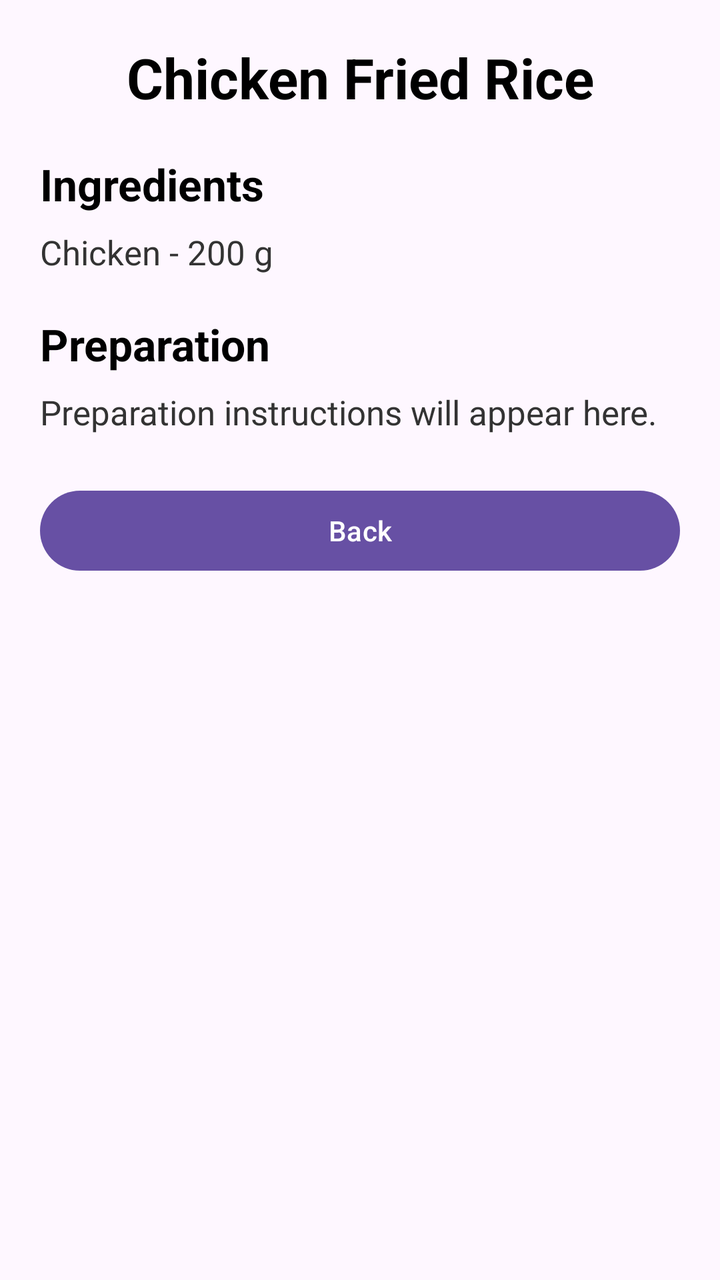
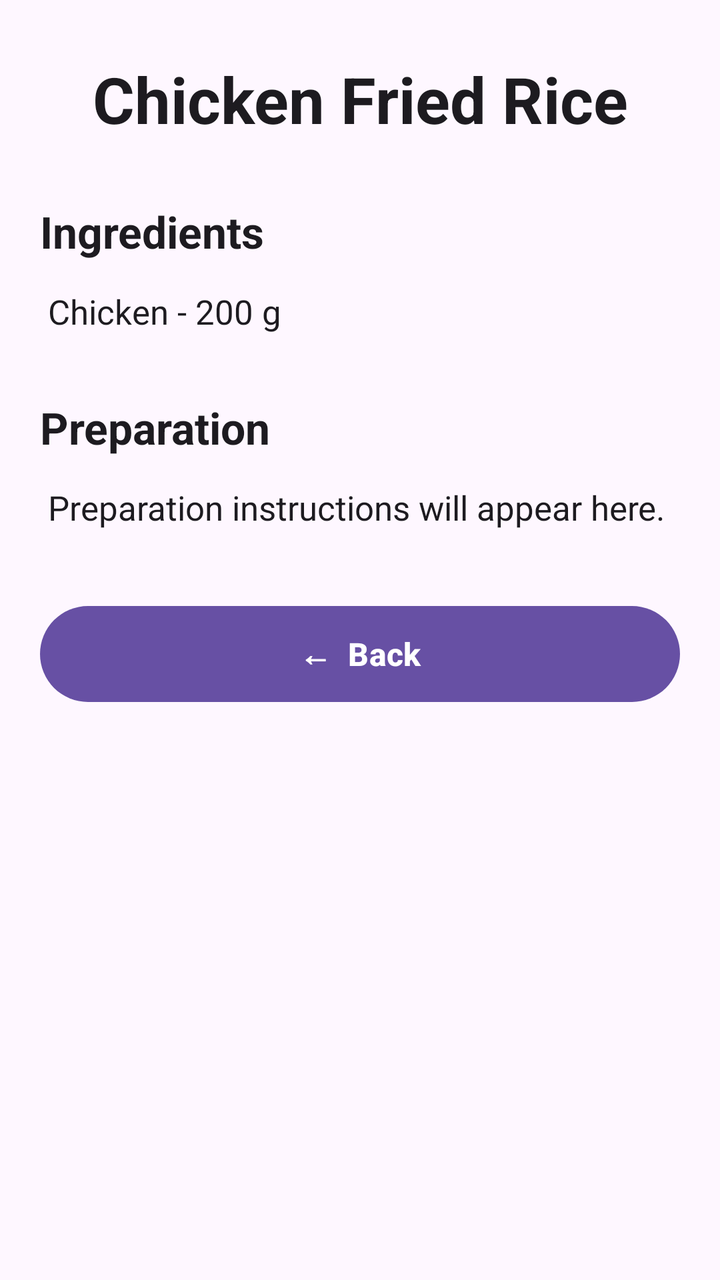

An Android layout rendered at two revisions. The XML below is the earlier revision; the diff shows what the commit changed to produce the second picture.
<!-- AndroidManifest.xml: application theme Theme.SmartPantryManager -->
<!-- res/layout/activity_recipe_detail.xml -->
<?xml version="1.0" encoding="utf-8"?>
<ScrollView
    xmlns:android="http://schemas.android.com/apk/res/android"
    android:layout_width="match_parent"
    android:layout_height="match_parent">

    <LinearLayout
        android:layout_width="match_parent"
        android:layout_height="wrap_content"
        android:orientation="vertical"
        android:padding="20dp">

        <TextView
            android:id="@+id/txtRecipeDetailName"
            android:layout_width="match_parent"
            android:layout_height="wrap_content"
            android:text="Chicken Fried Rice"
            android:textSize="28sp"
            android:textStyle="bold"
            android:textColor="#000000"
            android:gravity="center"
            android:layout_marginBottom="20dp" />

        <TextView
            android:id="@+id/txtIngredientsTitle"
            android:layout_width="match_parent"
            android:layout_height="wrap_content"
            android:text="Ingredients"
            android:textSize="22sp"
            android:textStyle="bold"
            android:textColor="#000000"
            android:layout_marginBottom="8dp" />

        <TextView
            android:id="@+id/txtRecipeIngredients"
            android:layout_width="match_parent"
            android:layout_height="wrap_content"
            android:text="Chicken - 200 g"
            android:textSize="17sp"
            android:textColor="#333333"
            android:layout_marginBottom="20dp" />

        <TextView
            android:id="@+id/txtInstructionsTitle"
            android:layout_width="match_parent"
            android:layout_height="wrap_content"
            android:text="Preparation"
            android:textSize="22sp"
            android:textStyle="bold"
            android:textColor="#000000"
            android:layout_marginBottom="8dp" />

        <TextView
            android:id="@+id/txtRecipeInstructions"
            android:layout_width="match_parent"
            android:layout_height="wrap_content"
            android:text="Preparation instructions will appear here."
            android:textSize="17sp"
            android:textColor="#333333"
            android:layout_marginBottom="24dp" />

        <Button
            android:id="@+id/btnBackFromRecipe"
            android:layout_width="match_parent"
            android:layout_height="wrap_content"
            android:text="Back" />

    </LinearLayout>

</ScrollView>
<!-- resources referenced by this layout -->
<resources>
  <style name="Theme.SmartPantryManager" parent="Base.Theme.SmartPantryManager" />
  <style name="Base.Theme.SmartPantryManager" parent="Theme.Material3.DayNight.NoActionBar">
          
          
      </style>
</resources>

<!-- the commit's change to res/layout/activity_recipe_detail.xml (unified diff, before → after) -->
@@ -2,7 +2,8 @@
 <ScrollView
     xmlns:android="http://schemas.android.com/apk/res/android"
     android:layout_width="match_parent"
-    android:layout_height="match_parent">
+    android:layout_height="match_parent"
+    android:background="?android:attr/colorBackground">
 
     <LinearLayout
         android:layout_width="match_parent"
@@ -10,17 +11,20 @@
         android:orientation="vertical"
         android:padding="20dp">
 
+        
         <TextView
             android:id="@+id/txtRecipeDetailName"
             android:layout_width="match_parent"
             android:layout_height="wrap_content"
             android:text="Chicken Fried Rice"
-            android:textSize="28sp"
+            android:textSize="32sp"
             android:textStyle="bold"
-            android:textColor="#000000"
+            android:textColor="?android:attr/textColorPrimary"
             android:gravity="center"
-            android:layout_marginBottom="20dp" />
+            android:layout_marginTop="8dp"
+            android:layout_marginBottom="30dp" />
 
+        
         <TextView
             android:id="@+id/txtIngredientsTitle"
             android:layout_width="match_parent"
@@ -28,18 +32,22 @@
             android:text="Ingredients"
             android:textSize="22sp"
             android:textStyle="bold"
-            android:textColor="#000000"
-            android:layout_marginBottom="8dp" />
+            android:textColor="?android:attr/textColorPrimary"
+            android:layout_marginBottom="10dp" />
 
+        
         <TextView
             android:id="@+id/txtRecipeIngredients"
             android:layout_width="match_parent"
             android:layout_height="wrap_content"
             android:text="Chicken - 200 g"
             android:textSize="17sp"
-            android:textColor="#333333"
-            android:layout_marginBottom="20dp" />
+            android:textColor="?android:attr/textColorPrimary"
+            android:lineSpacingExtra="6dp"
+            android:padding="4dp"
+            android:layout_marginBottom="28dp" />
 
+        
         <TextView
             android:id="@+id/txtInstructionsTitle"
             android:layout_width="match_parent"
@@ -47,23 +55,29 @@
             android:text="Preparation"
             android:textSize="22sp"
             android:textStyle="bold"
-            android:textColor="#000000"
-            android:layout_marginBottom="8dp" />
+            android:textColor="?android:attr/textColorPrimary"
+            android:layout_marginBottom="10dp" />
 
+        
         <TextView
             android:id="@+id/txtRecipeInstructions"
             android:layout_width="match_parent"
             android:layout_height="wrap_content"
             android:text="Preparation instructions will appear here."
             android:textSize="17sp"
-            android:textColor="#333333"
-            android:layout_marginBottom="24dp" />
+            android:textColor="?android:attr/textColorPrimary"
+            android:lineSpacingExtra="7dp"
+            android:padding="4dp"
+            android:layout_marginBottom="30dp" />
 
+        
         <Button
             android:id="@+id/btnBackFromRecipe"
             android:layout_width="match_parent"
-            android:layout_height="wrap_content"
-            android:text="Back" />
+            android:layout_height="56dp"
+            android:text="←  Back"
+            android:textSize="16sp"
+            android:textStyle="bold" />
 
     </LinearLayout>
 
